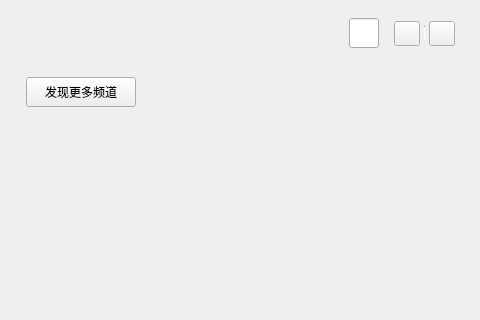
Old version of the form KuGouClient/RecentlyPlayed/RecentlySongChannel/RecentlySongChannel.ui in the repository a-mo-xi-wei/Qt-KuGouAppClient; both pictures show x 318 to 798 and y 0 to 320 of the 798 by 421 pixel window.
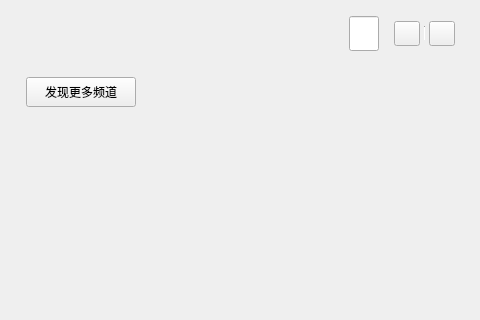
New version of the form. Custom widgets are drawn as their Qt base class.

```diff
--- a/KuGouClient/RecentlyPlayed/RecentlySongChannel/RecentlySongChannel.ui
+++ b/KuGouClient/RecentlyPlayed/RecentlySongChannel/RecentlySongChannel.ui
@@ -67,7 +67,7 @@
       <item>
        <widget class="MySearchLineEdit" name="search_lineEdit">
         <property name="sizePolicy">
-         <sizepolicy hsizetype="Fixed" vsizetype="Fixed">
+         <sizepolicy hsizetype="Fixed" vsizetype="Preferred">
           <horstretch>0</horstretch>
           <verstretch>0</verstretch>
          </sizepolicy>
@@ -75,13 +75,13 @@
         <property name="minimumSize">
          <size>
           <width>30</width>
-          <height>30</height>
+          <height>0</height>
          </size>
         </property>
         <property name="maximumSize">
          <size>
           <width>30</width>
-          <height>30</height>
+          <height>16777215</height>
          </size>
         </property>
         <property name="placeholderText">
```
